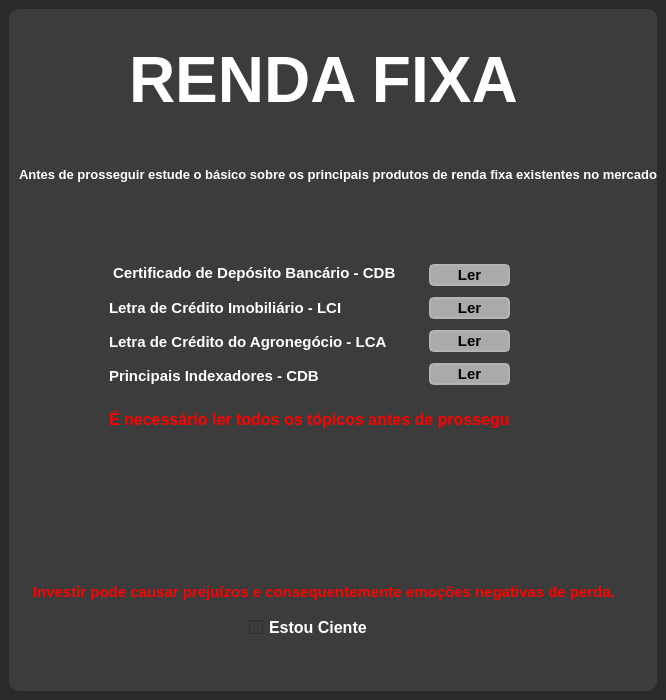
This is Aplicacao/Telas/Fixa.ui in RenatoNS/TCC as Qt 5 draws it before an edit. The edited form follows.
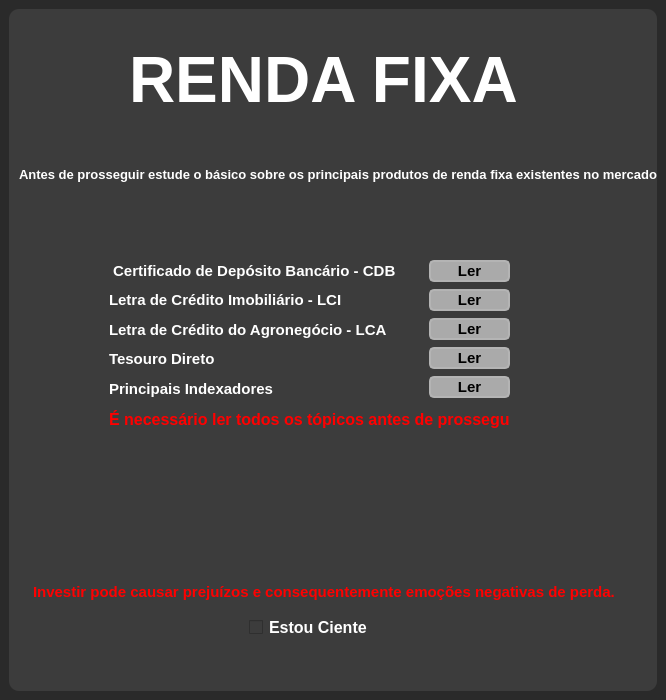
This is the edited form.

Commit message: janelas de estudo renda fixa

Diff of the .ui file:
```diff
--- a/Aplicacao/Telas/Fixa.ui
+++ b/Aplicacao/Telas/Fixa.ui
@@ -513,7 +513,7 @@
             <x>420</x>
             <y>250</y>
             <width>81</width>
-            <height>131</height>
+            <height>141</height>
            </rect>
           </property>
           <layout class="QVBoxLayout" name="verticalLayout_2">
@@ -605,6 +605,28 @@
              </property>
             </widget>
            </item>
+           <item>
+            <widget class="QPushButton" name="pushButton_5">
+             <property name="font">
+              <font>
+               <family>Segoe UI</family>
+               <pointsize>11</pointsize>
+               <weight>75</weight>
+               <bold>true</bold>
+              </font>
+             </property>
+             <property name="styleSheet">
+              <string notr="true">background-color: rgb(170, 170, 170);
+border: 2px solid rgb(180, 180, 180);
+border-radius: 5px;
+
+</string>
+             </property>
+             <property name="text">
+              <string>Ler</string>
+             </property>
+            </widget>
+           </item>
           </layout>
          </widget>
          <widget class="QWidget" name="verticalLayoutWidget_2">
@@ -613,7 +635,7 @@
             <x>100</x>
             <y>250</y>
             <width>301</width>
-            <height>131</height>
+            <height>141</height>
            </rect>
           </property>
           <layout class="QVBoxLayout" name="verticalLayout_3">
@@ -1016,6 +1038,139 @@
              </property>
             </widget>
            </item>
+           <item>
+            <widget class="QLabel" name="label_8">
+             <property name="palette">
+              <palette>
+               <active>
+                <colorrole role="WindowText">
+                 <brush brushstyle="SolidPattern">
+                  <color alpha="255">
+                   <red>255</red>
+                   <green>255</green>
+                   <blue>255</blue>
+                  </color>
+                 </brush>
+                </colorrole>
+                <colorrole role="Button">
+                 <brush brushstyle="SolidPattern">
+                  <color alpha="255">
+                   <red>60</red>
+                   <green>60</green>
+                   <blue>60</blue>
+                  </color>
+                 </brush>
+                </colorrole>
+                <colorrole role="Base">
+                 <brush brushstyle="SolidPattern">
+                  <color alpha="255">
+                   <red>60</red>
+                   <green>60</green>
+                   <blue>60</blue>
+                  </color>
+                 </brush>
+                </colorrole>
+                <colorrole role="Window">
+                 <brush brushstyle="SolidPattern">
+                  <color alpha="255">
+                   <red>60</red>
+                   <green>60</green>
+                   <blue>60</blue>
+                  </color>
+                 </brush>
+                </colorrole>
+               </active>
+               <inactive>
+                <colorrole role="WindowText">
+                 <brush brushstyle="SolidPattern">
+                  <color alpha="255">
+                   <red>255</red>
+                   <green>255</green>
+                   <blue>255</blue>
+                  </color>
+                 </brush>
+                </colorrole>
+                <colorrole role="Button">
+                 <brush brushstyle="SolidPattern">
+                  <color alpha="255">
+                   <red>60</red>
+                   <green>60</green>
+                   <blue>60</blue>
+                  </color>
+                 </brush>
+                </colorrole>
+                <colorrole role="Base">
+                 <brush brushstyle="SolidPattern">
+                  <color alpha="255">
+                   <red>60</red>
+                   <green>60</green>
+                   <blue>60</blue>
+                  </color>
+                 </brush>
+                </colorrole>
+                <colorrole role="Window">
+                 <brush brushstyle="SolidPattern">
+                  <color alpha="255">
+                   <red>60</red>
+                   <green>60</green>
+                   <blue>60</blue>
+                  </color>
+                 </brush>
+                </colorrole>
+               </inactive>
+               <disabled>
+                <colorrole role="WindowText">
+                 <brush brushstyle="SolidPattern">
+                  <color alpha="255">
+                   <red>120</red>
+                   <green>120</green>
+                   <blue>120</blue>
+                  </color>
+                 </brush>
+                </colorrole>
+                <colorrole role="Button">
+                 <brush brushstyle="SolidPattern">
+                  <color alpha="255">
+                   <red>60</red>
+                   <green>60</green>
+                   <blue>60</blue>
+                  </color>
+                 </brush>
+                </colorrole>
+                <colorrole role="Base">
+                 <brush brushstyle="SolidPattern">
+                  <color alpha="255">
+                   <red>60</red>
+                   <green>60</green>
+                   <blue>60</blue>
+                  </color>
+                 </brush>
+                </colorrole>
+                <colorrole role="Window">
+                 <brush brushstyle="SolidPattern">
+                  <color alpha="255">
+                   <red>60</red>
+                   <green>60</green>
+                   <blue>60</blue>
+                  </color>
+                 </brush>
+                </colorrole>
+               </disabled>
+              </palette>
+             </property>
+             <property name="font">
+              <font>
+               <family>Segoe UI</family>
+               <pointsize>11</pointsize>
+               <weight>75</weight>
+               <bold>true</bold>
+              </font>
+             </property>
+             <property name="text">
+              <string>Tesouro Direto</string>
+             </property>
+            </widget>
+           </item>
            <item>
             <widget class="QLabel" name="label_7">
              <property name="palette">
@@ -1145,7 +1300,7 @@
               </font>
              </property>
              <property name="text">
-              <string>Principais Indexadores - CDB</string>
+              <string>Principais Indexadores</string>
              </property>
             </widget>
            </item>
```
The commit also changes 19 other files.
